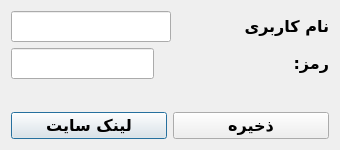
Hamid00Fathi/GameNetApp, file ui/select_username.ui: the form before one commit.
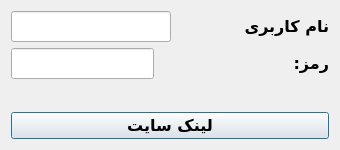
The form after the commit.

Patch:
```diff
--- a/ui/select_username.ui
+++ b/ui/select_username.ui
@@ -77,20 +77,6 @@
          </property>
         </widget>
        </item>
-       <item>
-        <widget class="QPushButton" name="saveBtn">
-         <property name="font">
-          <font>
-           <family>B Nazanin</family>
-           <pointsize>12</pointsize>
-           <bold>true</bold>
-          </font>
-         </property>
-         <property name="text">
-          <string>ذخیره</string>
-         </property>
-        </widget>
-       </item>
       </layout>
      </item>
      <item row="1" column="0" colspan="2">
```
